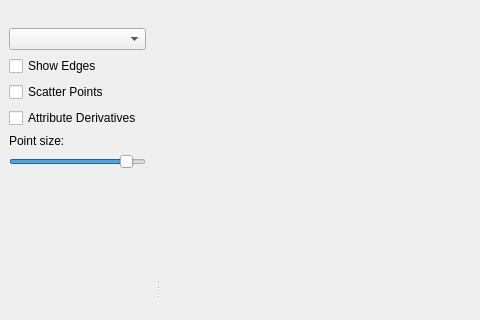
Old version of the form src/vis/mainWindow.ui in the repository Martin-Bela/Brain-Vis; both pictures show x 0 to 480 and y 0 to 320 of the 765 by 745 pixel window.
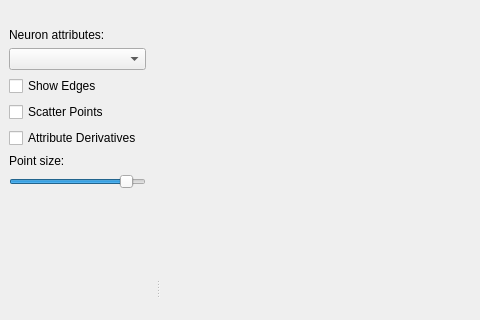
New version of the form. Custom widgets are drawn as their Qt base class.

Patch:
```diff
--- a/src/vis/mainWindow.ui
+++ b/src/vis/mainWindow.ui
@@ -62,6 +62,13 @@
     <layout class="QVBoxLayout" name="verticalLayout_4">
      <item>
       <layout class="QVBoxLayout" name="verticalLayout">
+       <item>
+        <widget class="QLabel" name="label_4">
+         <property name="text">
+          <string>Neuron attributes:</string>
+         </property>
+        </widget>
+       </item>
        <item>
         <widget class="QComboBox" name="comboBox"/>
        </item>
```
Left out of the diff: 2 changed lines with no effect on the pictures.
